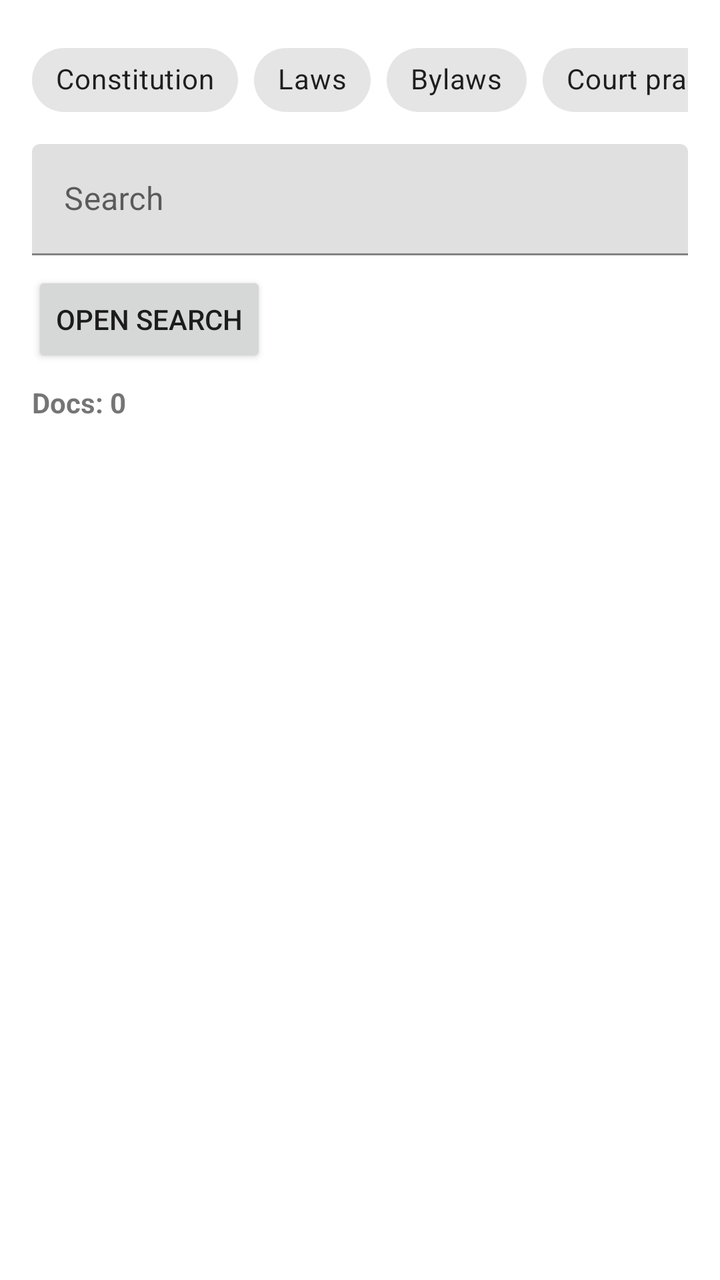
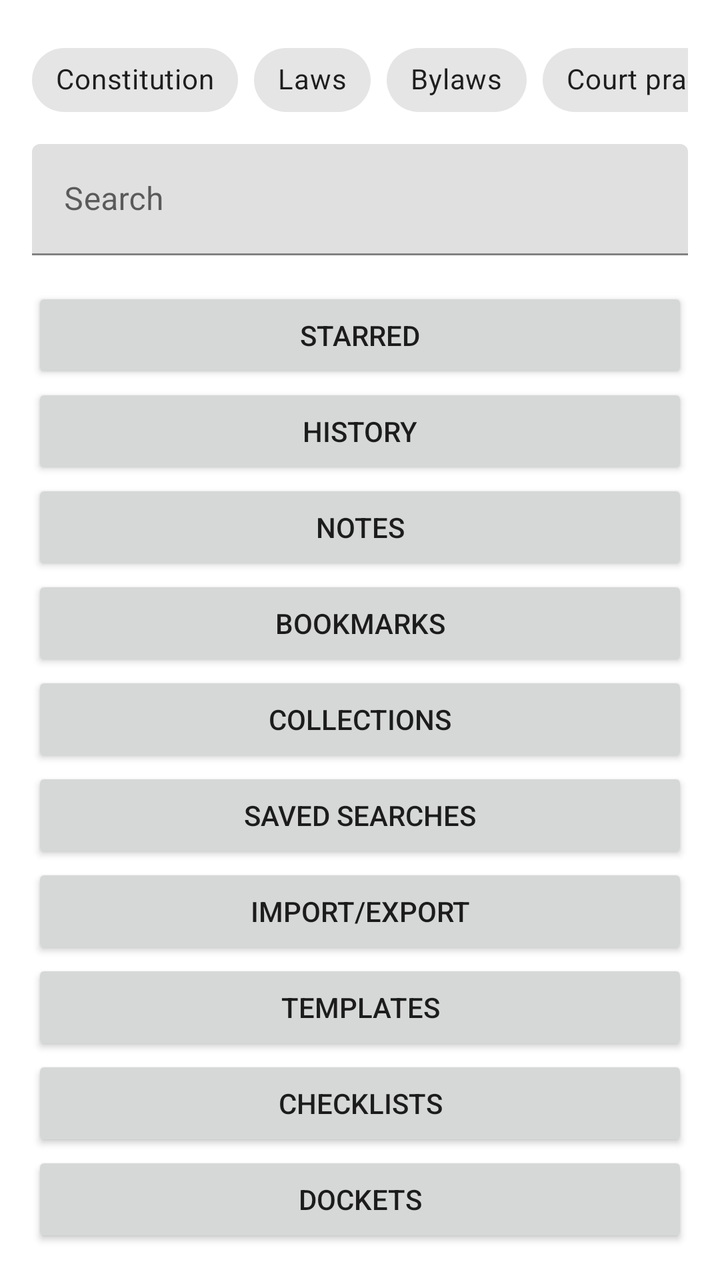

The first picture is an Android layout as it rendered before a commit; the second is the same layout after the commit. The layout source and the unified diff follow.
<!-- AndroidManifest.xml: application theme Theme.Pravnik -->
<!-- res/layout/fragment_home.xml -->
<?xml version="1.0" encoding="utf-8"?>
<LinearLayout xmlns:android="http://schemas.android.com/apk/res/android"
    xmlns:app="http://schemas.android.com/apk/res-auto"
    android:orientation="vertical"
    android:layout_width="match_parent"
    android:layout_height="match_parent"
    android:padding="16dp">

    <com.google.android.material.chip.ChipGroup
        android:layout_width="match_parent"
        android:layout_height="wrap_content"
        app:singleSelection="false"
        app:singleLine="true"
        android:layout_marginBottom="8dp">

        <com.google.android.material.chip.Chip
            android:id="@+id/chipConstitution"
            style="@style/Widget.MaterialComponents.Chip.Filter"
            android:layout_width="wrap_content"
            android:layout_height="wrap_content"
            android:text="Constitution" />

        <com.google.android.material.chip.Chip
            android:id="@+id/chipLaw"
            style="@style/Widget.MaterialComponents.Chip.Filter"
            android:layout_width="wrap_content"
            android:layout_height="wrap_content"
            android:text="Laws" />

        <com.google.android.material.chip.Chip
            android:id="@+id/chipBylaw"
            style="@style/Widget.MaterialComponents.Chip.Filter"
            android:layout_width="wrap_content"
            android:layout_height="wrap_content"
            android:text="Bylaws" />

        <com.google.android.material.chip.Chip
            android:id="@+id/chipCase"
            style="@style/Widget.MaterialComponents.Chip.Filter"
            android:layout_width="wrap_content"
            android:layout_height="wrap_content"
            android:text="Court practice" />

        <com.google.android.material.chip.Chip
            android:id="@+id/chipPractice"
            style="@style/Widget.MaterialComponents.Chip.Filter"
            android:layout_width="wrap_content"
            android:layout_height="wrap_content"
            android:text="Legal practice" />
    </com.google.android.material.chip.ChipGroup>

    <com.google.android.material.textfield.TextInputLayout
        android:layout_width="match_parent"
        android:layout_height="wrap_content"
        android:hint="Search">
        <com.google.android.material.textfield.TextInputEditText
            android:id="@+id/editSearch"
            android:layout_width="match_parent"
            android:layout_height="wrap_content"
            android:imeOptions="actionSearch"/>
    </com.google.android.material.textfield.TextInputLayout>

    <Button
        android:id="@+id/btnOpenSearch"
        android:layout_width="wrap_content"
        android:layout_height="wrap_content"
        android:text="Open Search"
        android:layout_marginTop="8dp"/>

    <TextView
        android:id="@+id/docsCount"
        android:layout_width="wrap_content"
        android:layout_height="wrap_content"
        android:layout_marginTop="8dp"
        android:textStyle="bold"
        android:text="Docs: 0"/>

    <TextView
        android:id="@+id/emptyView"
        android:layout_width="wrap_content"
        android:layout_height="wrap_content"
        android:layout_marginTop="16dp"
        android:text="No documents yet."
        android:visibility="gone"/>

</LinearLayout>
<!-- resources referenced by this layout -->
<resources>
  <style name="Theme.Pravnik" parent="Theme.MaterialComponents.DayNight.NoActionBar">
          
          <item name="colorPrimary">@color/purple_500</item>
          <item name="colorPrimaryVariant">@color/purple_700</item>
          <item name="colorOnPrimary">@color/white</item>
          
          <item name="colorSecondary">@color/teal_200</item>
          <item name="colorSecondaryVariant">@color/teal_700</item>
          <item name="colorOnSecondary">@color/black</item>
          
          <item name="android:statusBarColor">?attr/colorPrimaryVariant</item>
          
      </style>
  <color name="purple_500">#FF6200EE</color>
  <color name="purple_700">#FF3700B3</color>
  <color name="white">#FFFFFFFF</color>
  <color name="teal_200">#FF03DAC5</color>
  <color name="teal_700">#FF018786</color>
  <color name="black">#FF000000</color>
</resources>

<!-- the commit's change to res/layout/fragment_home.xml (unified diff, before → after) -->
@@ -58,6 +58,25 @@
             android:layout_width="match_parent"
             android:layout_height="wrap_content"
             android:imeOptions="actionSearch"/>
+
+    <LinearLayout
+        android:layout_width="match_parent"
+        android:layout_height="wrap_content"
+        android:layout_marginTop="16dp"
+        android:orientation="vertical">
+
+        <Button android:id="@+id/btnStarred" android:layout_width="match_parent" android:layout_height="wrap_content" android:text="@string/home_starred" />
+        <Button android:id="@+id/btnHistory" android:layout_width="match_parent" android:layout_height="wrap_content" android:text="@string/home_history" />
+        <Button android:id="@+id/btnNotes" android:layout_width="match_parent" android:layout_height="wrap_content" android:text="@string/home_notes" />
+        <Button android:id="@+id/btnBookmarks" android:layout_width="match_parent" android:layout_height="wrap_content" android:text="@string/home_bookmarks" />
+        <Button android:id="@+id/btnCollections" android:layout_width="match_parent" android:layout_height="wrap_content" android:text="@string/home_collections" />
+        <Button android:id="@+id/btnSavedSearches" android:layout_width="match_parent" android:layout_height="wrap_content" android:text="@string/home_saved_searches" />
+        <Button android:id="@+id/btnImportExport" android:layout_width="match_parent" android:layout_height="wrap_content" android:text="@string/home_import_export" />
+        <Button android:id="@+id/btnTemplates" android:layout_width="match_parent" android:layout_height="wrap_content" android:text="@string/home_templates" />
+        <Button android:id="@+id/btnChecklists" android:layout_width="match_parent" android:layout_height="wrap_content" android:text="@string/home_checklists" />
+        <Button android:id="@+id/btnDockets" android:layout_width="match_parent" android:layout_height="wrap_content" android:text="@string/home_dockets" />
+    </LinearLayout>
+
     </com.google.android.material.textfield.TextInputLayout>
 
     <Button
<!-- resource entries referenced after the edit -->
@@ -1,5 +1,15 @@
 <!-- resources referenced by this layout -->
 <resources>
+  <string name="home_bookmarks">Bookmarks</string>
+  <string name="home_checklists">Checklists</string>
+  <string name="home_collections">Collections</string>
+  <string name="home_dockets">Dockets</string>
+  <string name="home_history">History</string>
+  <string name="home_import_export">Import/Export</string>
+  <string name="home_notes">Notes</string>
+  <string name="home_saved_searches">Saved searches</string>
+  <string name="home_starred">Starred</string>
+  <string name="home_templates">Templates</string>
   <style name="Theme.Pravnik" parent="Theme.MaterialComponents.DayNight.NoActionBar">
           
           <item name="colorPrimary">@color/purple_500</item>
